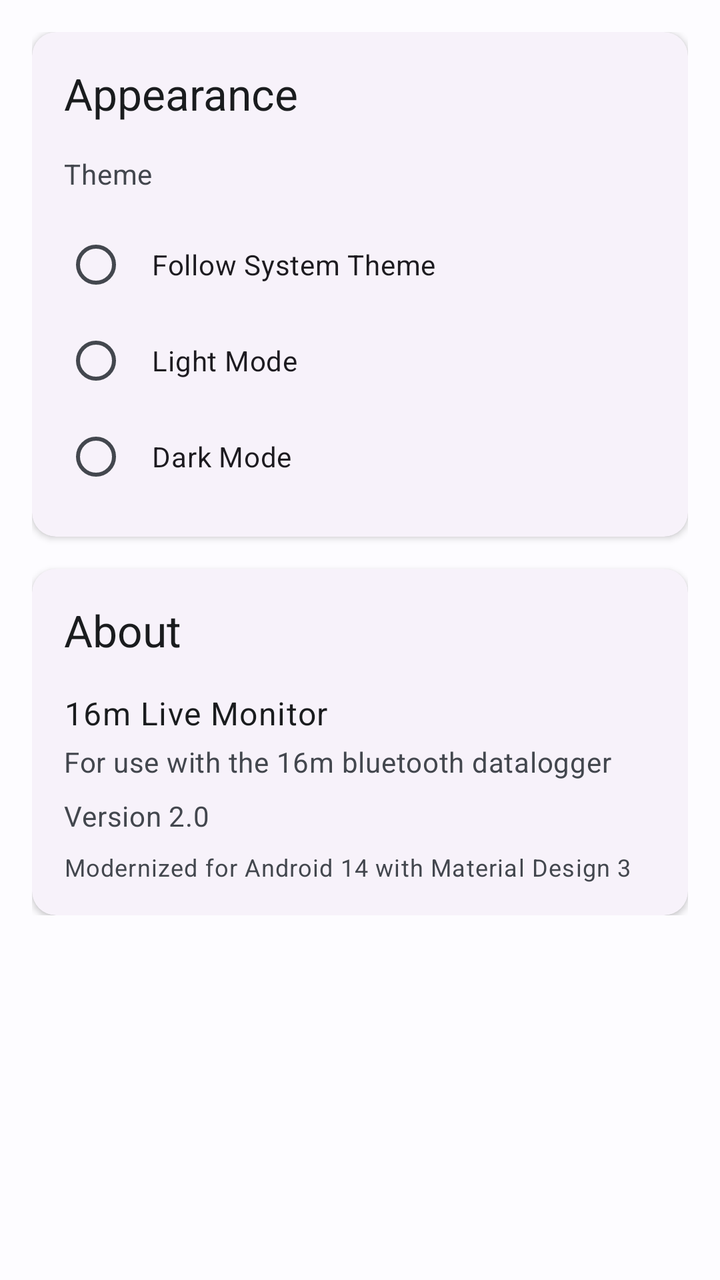
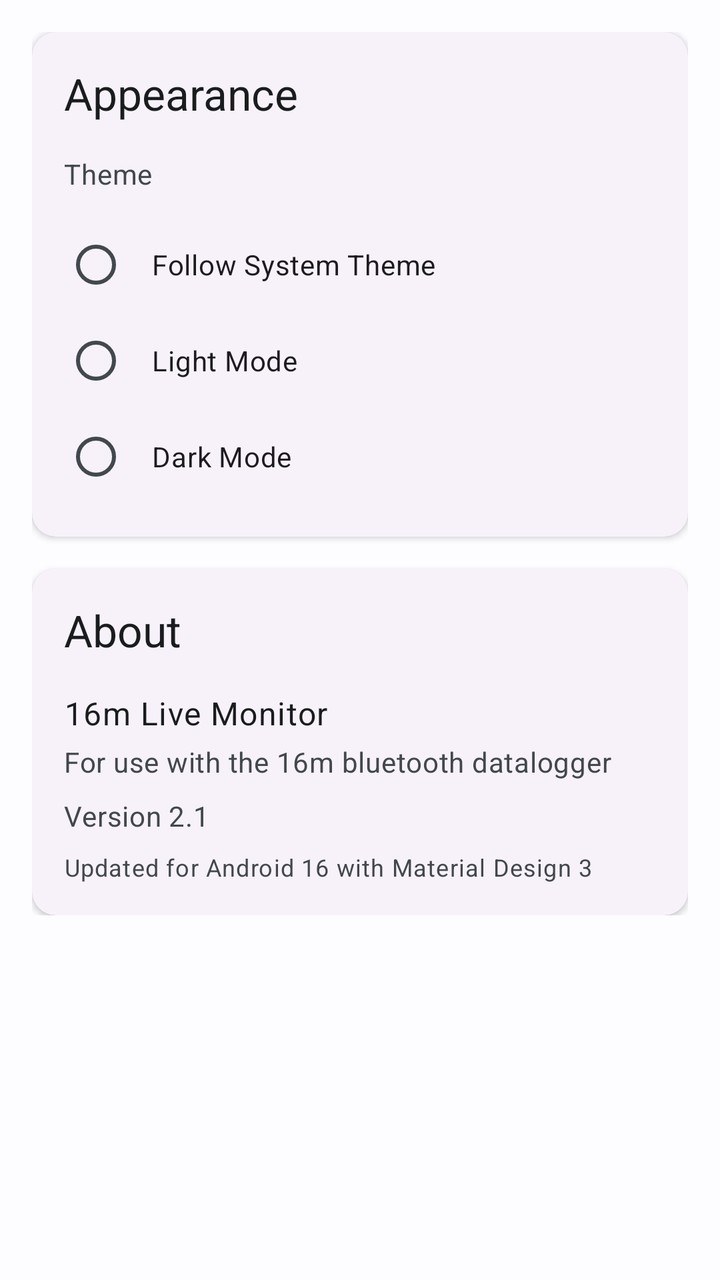

Compare the two renders of this Android layout. The source of the first and the diff that turns it into the second are given below.
<!-- AndroidManifest.xml: application theme AppTheme -->
<!-- res/layout/fragment_settings.xml -->
<?xml version="1.0" encoding="utf-8"?>
<ScrollView xmlns:android="http://schemas.android.com/apk/res/android"
    xmlns:app="http://schemas.android.com/apk/res-auto"
    android:layout_width="match_parent"
    android:layout_height="match_parent"
    android:background="?android:attr/colorBackground">

    <LinearLayout
        android:layout_width="match_parent"
        android:layout_height="wrap_content"
        android:orientation="vertical"
        android:padding="16dp">

        
        <com.google.android.material.card.MaterialCardView
            android:layout_width="match_parent"
            android:layout_height="wrap_content"
            android:layout_marginBottom="16dp"
            app:cardElevation="2dp"
            app:cardCornerRadius="12dp"
            style="@style/Widget.Material3.CardView.Elevated">

            <LinearLayout
                android:layout_width="match_parent"
                android:layout_height="wrap_content"
                android:orientation="vertical"
                android:padding="16dp">

                <TextView
                    android:layout_width="wrap_content"
                    android:layout_height="wrap_content"
                    android:text="Appearance"
                    android:textAppearance="?attr/textAppearanceTitleLarge"
                    android:textColor="?attr/colorOnSurface"
                    android:layout_marginBottom="8dp" />

                <TextView
                    android:layout_width="wrap_content"
                    android:layout_height="wrap_content"
                    android:text="Theme"
                    android:textAppearance="?attr/textAppearanceBodyMedium"
                    android:textColor="?attr/colorOnSurfaceVariant"
                    android:layout_marginTop="8dp"
                    android:layout_marginBottom="12dp" />

                <RadioGroup
                    android:id="@+id/theme_radio_group"
                    android:layout_width="match_parent"
                    android:layout_height="wrap_content">

                    <com.google.android.material.radiobutton.MaterialRadioButton
                        android:id="@+id/radio_system"
                        android:layout_width="match_parent"
                        android:layout_height="wrap_content"
                        android:text="Follow System Theme"
                        android:padding="12dp"
                        style="@style/Widget.Material3.CompoundButton.RadioButton" />

                    <com.google.android.material.radiobutton.MaterialRadioButton
                        android:id="@+id/radio_light"
                        android:layout_width="match_parent"
                        android:layout_height="wrap_content"
                        android:text="Light Mode"
                        android:padding="12dp"
                        style="@style/Widget.Material3.CompoundButton.RadioButton" />

                    <com.google.android.material.radiobutton.MaterialRadioButton
                        android:id="@+id/radio_dark"
                        android:layout_width="match_parent"
                        android:layout_height="wrap_content"
                        android:text="Dark Mode"
                        android:padding="12dp"
                        style="@style/Widget.Material3.CompoundButton.RadioButton" />
                </RadioGroup>
            </LinearLayout>
        </com.google.android.material.card.MaterialCardView>

        
        <com.google.android.material.card.MaterialCardView
            android:layout_width="match_parent"
            android:layout_height="wrap_content"
            app:cardElevation="2dp"
            app:cardCornerRadius="12dp"
            style="@style/Widget.Material3.CardView.Elevated">

            <LinearLayout
                android:layout_width="match_parent"
                android:layout_height="wrap_content"
                android:orientation="vertical"
                android:padding="16dp">

                <TextView
                    android:layout_width="wrap_content"
                    android:layout_height="wrap_content"
                    android:text="About"
                    android:textAppearance="?attr/textAppearanceTitleLarge"
                    android:textColor="?attr/colorOnSurface"
                    android:layout_marginBottom="8dp" />

                <TextView
                    android:layout_width="wrap_content"
                    android:layout_height="wrap_content"
                    android:text="@string/app_name"
                    android:textAppearance="?attr/textAppearanceBodyLarge"
                    android:textColor="?attr/colorOnSurface"
                    android:layout_marginTop="8dp" />

                <TextView
                    android:layout_width="wrap_content"
                    android:layout_height="wrap_content"
                    android:text="For use with the 16m bluetooth datalogger"
                    android:textAppearance="?attr/textAppearanceBodyMedium"
                    android:textColor="?attr/colorOnSurfaceVariant"
                    android:layout_marginTop="4dp" />

                <TextView
                    android:layout_width="wrap_content"
                    android:layout_height="wrap_content"
                    android:text="Version 2.0"
                    android:textAppearance="?attr/textAppearanceBodyMedium"
                    android:textColor="?attr/colorOnSurfaceVariant"
                    android:layout_marginTop="8dp" />

                <TextView
                    android:layout_width="wrap_content"
                    android:layout_height="wrap_content"
                    android:text="Modernized for Android 14 with Material Design 3"
                    android:textAppearance="?attr/textAppearanceBodySmall"
                    android:textColor="?attr/colorOnSurfaceVariant"
                    android:layout_marginTop="8dp" />
            </LinearLayout>
        </com.google.android.material.card.MaterialCardView>

    </LinearLayout>
</ScrollView>
<!-- resources referenced by this layout -->
<resources>
  <string name="app_name">16m Live Monitor</string>
  <style name="AppTheme" parent="Theme.Material3.DayNight.NoActionBar">
          <item name="colorPrimary">@color/md_theme_light_primary</item>
          <item name="colorOnPrimary">@color/md_theme_light_onPrimary</item>
          <item name="colorPrimaryContainer">@color/md_theme_light_primaryContainer</item>
          <item name="colorOnPrimaryContainer">@color/md_theme_light_onPrimaryContainer</item>
          <item name="colorSecondary">@color/md_theme_light_secondary</item>
          <item name="colorOnSecondary">@color/md_theme_light_onSecondary</item>
          <item name="colorSecondaryContainer">@color/md_theme_light_secondaryContainer</item>
          <item name="colorOnSecondaryContainer">@color/md_theme_light_onSecondaryContainer</item>
          <item name="colorTertiary">@color/md_theme_light_tertiary</item>
          <item name="colorOnTertiary">@color/md_theme_light_onTertiary</item>
          <item name="colorTertiaryContainer">@color/md_theme_light_tertiaryContainer</item>
          <item name="colorOnTertiaryContainer">@color/md_theme_light_onTertiaryContainer</item>
          <item name="colorError">@color/md_theme_light_error</item>
          <item name="colorErrorContainer">@color/md_theme_light_errorContainer</item>
          <item name="colorOnError">@color/md_theme_light_onError</item>
          <item name="colorOnErrorContainer">@color/md_theme_light_onErrorContainer</item>
          <item name="android:colorBackground">@color/md_theme_light_background</item>
          <item name="colorOnBackground">@color/md_theme_light_onBackground</item>
          <item name="colorSurface">@color/md_theme_light_surface</item>
          <item name="colorOnSurface">@color/md_theme_light_onSurface</item>
          <item name="colorSurfaceVariant">@color/md_theme_light_surfaceVariant</item>
          <item name="colorOnSurfaceVariant">@color/md_theme_light_onSurfaceVariant</item>
          <item name="colorOutline">@color/md_theme_light_outline</item>
          <item name="colorOnSurfaceInverse">@color/md_theme_light_inverseOnSurface</item>
          <item name="colorSurfaceInverse">@color/md_theme_light_inverseSurface</item>
          <item name="colorPrimaryInverse">@color/md_theme_light_inversePrimary</item>
      </style>
  <color name="md_theme_light_primary">#0061A4</color>
  <color name="md_theme_light_onPrimary">#FFFFFF</color>
  <color name="md_theme_light_primaryContainer">#D1E4FF</color>
  <color name="md_theme_light_onPrimaryContainer">#001D36</color>
  <color name="md_theme_light_secondary">#535F70</color>
  <color name="md_theme_light_onSecondary">#FFFFFF</color>
  <color name="md_theme_light_secondaryContainer">#D7E3F7</color>
  <color name="md_theme_light_onSecondaryContainer">#101C2B</color>
  <color name="md_theme_light_tertiary">#6B5778</color>
  <color name="md_theme_light_onTertiary">#FFFFFF</color>
  <color name="md_theme_light_tertiaryContainer">#F2DAFF</color>
  <color name="md_theme_light_onTertiaryContainer">#251431</color>
  <color name="md_theme_light_error">#BA1A1A</color>
  <color name="md_theme_light_errorContainer">#FFDAD6</color>
  <color name="md_theme_light_onError">#FFFFFF</color>
  <color name="md_theme_light_onErrorContainer">#410002</color>
  <color name="md_theme_light_background">#FDFCFF</color>
  <color name="md_theme_light_onBackground">#1A1C1E</color>
  <color name="md_theme_light_surface">#FDFCFF</color>
  <color name="md_theme_light_onSurface">#1A1C1E</color>
  <color name="md_theme_light_surfaceVariant">#DFE2EB</color>
  <color name="md_theme_light_onSurfaceVariant">#43474E</color>
  <color name="md_theme_light_outline">#73777F</color>
  <color name="md_theme_light_inverseOnSurface">#F1F0F4</color>
  <color name="md_theme_light_inverseSurface">#2F3033</color>
  <color name="md_theme_light_inversePrimary">#9ECAFF</color>
</resources>

<!-- the commit's change to res/layout/fragment_settings.xml (unified diff, before → after) -->
@@ -116,7 +116,7 @@
                 <TextView
                     android:layout_width="wrap_content"
                     android:layout_height="wrap_content"
-                    android:text="Version 2.0"
+                    android:text="Version 2.1"
                     android:textAppearance="?attr/textAppearanceBodyMedium"
                     android:textColor="?attr/colorOnSurfaceVariant"
                     android:layout_marginTop="8dp" />
@@ -124,7 +124,7 @@
                 <TextView
                     android:layout_width="wrap_content"
                     android:layout_height="wrap_content"
-                    android:text="Modernized for Android 14 with Material Design 3"
+                    android:text="Updated for Android 16 with Material Design 3"
                     android:textAppearance="?attr/textAppearanceBodySmall"
                     android:textColor="?attr/colorOnSurfaceVariant"
                     android:layout_marginTop="8dp" />
